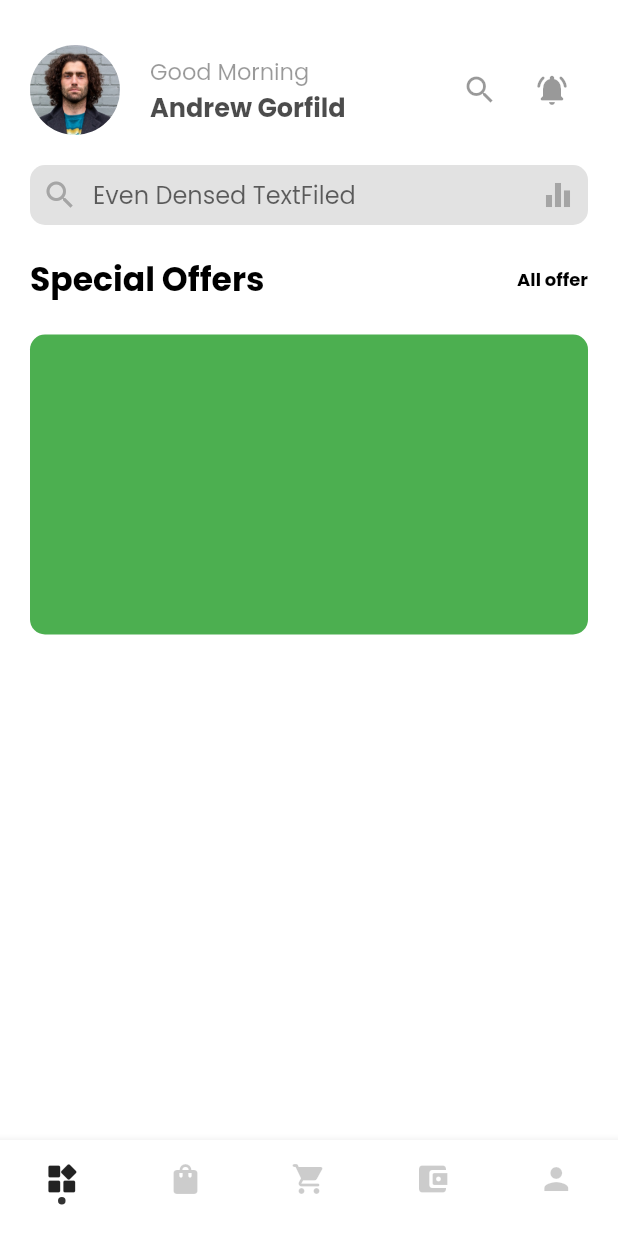
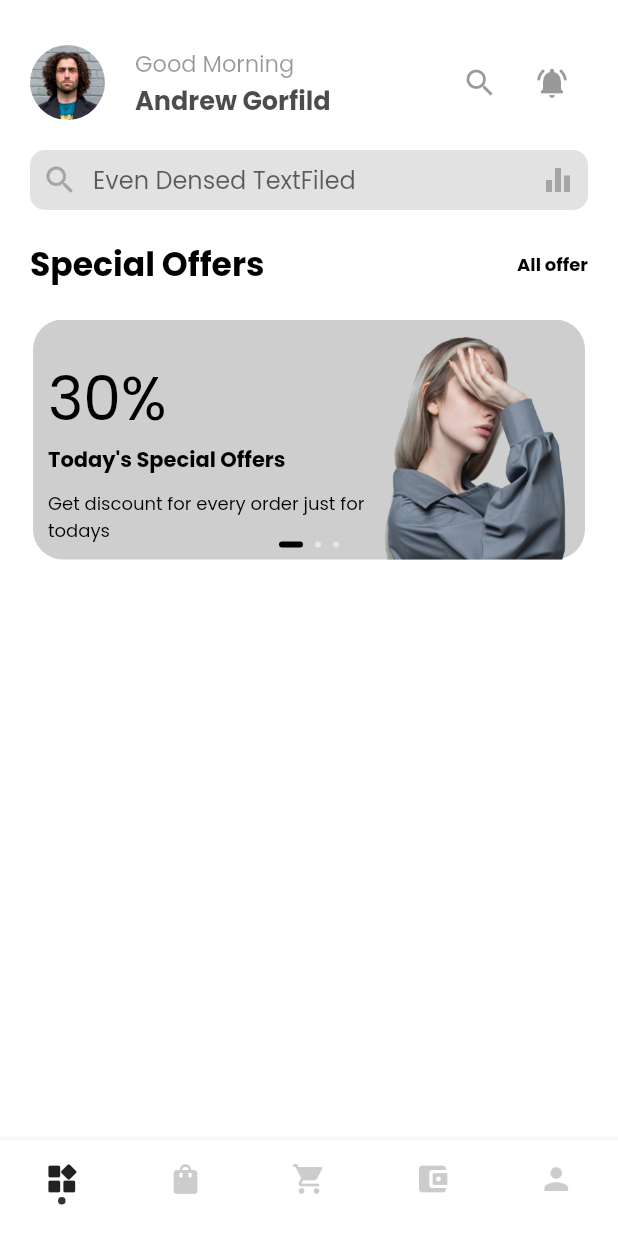
Before and after one commit to rizveejack/ecomapp, a Flutter app: the screen it shows after launch, on a phone screen of 412 x 824 dp. Run offline on Flutter 3.47's test engine with Material 2 defaults, Android fonts, the phone set to English and light mode, and no system bars.

Commit message:
fix slider

```diff
--- a/lib/screens/home_screen/customslider.dart
+++ b/lib/screens/home_screen/customslider.dart
@@ -1,30 +1,129 @@
+import 'package:ecomapp/widgets/custom_text.dart';
 import 'package:flutter/material.dart';
 
-class CustomSlider extends StatelessWidget {
+class CustomSlider extends StatefulWidget {
   const CustomSlider({
     Key? key,
   }) : super(key: key);
 
   @override
+  State<CustomSlider> createState() => _CustomSliderState();
+}
+
+class _CustomSliderState extends State<CustomSlider> {
+  final List _slider = <String>[
+    "assets/images/slide1.jpg",
+    "assets/images/slide2.jpg",
+    "assets/images/slide3.jpg",
+  ];
+  late int _slideIndex = 0;
+  void onSlideChange(int index) {
+    setState(() {
+      _slideIndex = index;
+    });
+  }
+
+  @override
   Widget build(BuildContext context) {
-    return Container(
+    return SizedBox(
       width: double.maxFinite,
-      height: 200,
-      decoration: BoxDecoration(
-        color: Colors.green,
-        borderRadius: BorderRadius.circular(10),
+      height: 160,
+      child: Stack(
+        children: [
+          Align(
+              alignment: Alignment.topLeft,
+              child: PageView.builder(
+                  scrollDirection: Axis.horizontal,
+                  itemCount: _slider.length,
+                  onPageChanged: onSlideChange,
+                  itemBuilder: (_, index) {
+                    return Container(
+                      margin: const EdgeInsets.symmetric(horizontal: 2),
+                      decoration: BoxDecoration(
+                        borderRadius: BorderRadius.circular(20),
+                        color: Colors.grey.withOpacity(0.5),
+                      ),
+                      child: Row(
+                        mainAxisAlignment: MainAxisAlignment.spaceBetween,
+                        children: [
+                          Expanded(
+                            child: Container(
+                              margin: EdgeInsets.only(left: 10),
+                              child: Column(
+                                crossAxisAlignment: CrossAxisAlignment.start,
+                                mainAxisAlignment: MainAxisAlignment.end,
+                                children: const [
+                                  CustomText(
+                                    text: "30%",
+                                    size: 40,
+                                    textColor: Colors.black,
+                                  ),
+                                  CustomText(
+                                    text: "Today's Special Offers",
+                                    size: 14,
+                                    textColor: Colors.black,
+                                    isHeading: true,
+                                  ),
+                                  SizedBox(
+                                    height: 10,
+                                  ),
+                                  CustomText(
+                                    text:
+                                        "Get discount for every order just for todays",
+                                    size: 12,
+                                    textColor: Colors.black,
+                                  ),
+                                  SizedBox(
+                                    height: 10,
+                                  ),
+                                ],
+                              ),
+                            ),
+                          ),
+                          Container(
+                            width: 140,
+                            decoration: const BoxDecoration(
+                              borderRadius: BorderRadius.only(
+                                topRight: Radius.circular(10),
+                                bottomRight: Radius.circular(10),
+                              ),
+                              image: DecorationImage(
+                                image: AssetImage(
+                                  "assets/images/banner.png",
+                                ),
+                                fit: BoxFit.fill,
+                              ),
+                            ),
+                          ),
+                        ],
+                      ),
+                    );
+                  })),
+          Align(
+            alignment: Alignment.bottomCenter,
+            child: SizedBox(
+              width: 200,
+              height: 20,
+              child: Row(
+                mainAxisAlignment: MainAxisAlignment.center,
+                children: List.generate(_slider.length, (dotindex) {
+                  return Container(
+                    width: _slideIndex == dotindex ? 16 : 4,
+                    height: 4,
+                    margin: const EdgeInsets.only(left: 4, right: 4),
+                    decoration: BoxDecoration(
+                      color: _slideIndex == dotindex
+                          ? Colors.black
+                          : Colors.white.withOpacity(0.5),
+                      borderRadius: BorderRadius.circular(4),
+                    ),
+                  );
+                }),
+              ),
+            ),
+          ),
+        ],
       ),
-      child: ListView.builder(
-          scrollDirection: Axis.horizontal,
-          itemCount: 6,
-          itemBuilder: (_, index) {
-            return Expanded(
-              child: Container(
-                margin: EdgeInsets.symmetric(horizontal: 10),
-                color: Colors.red,
-              ),
-            );
-          }),
     );
   }
 }
--- a/lib/screens/home_screen/header_profile.dart
+++ b/lib/screens/home_screen/header_profile.dart
@@ -15,8 +15,8 @@ class HeaderProfile extends StatelessWidget {
         Row(
           children: [
             Container(
-              width: 60,
-              height: 60,
+              width: 50,
+              height: 50,
               decoration: BoxDecoration(
                 borderRadius: BorderRadius.circular(100),
                 image: const DecorationImage(
--- a/lib/screens/welcome_screen/carosel_dot.dart
+++ b/lib/screens/welcome_screen/carosel_dot.dart
@@ -9,7 +9,9 @@ class CaroselDot extends StatelessWidget {
 
   @override
   Widget build(BuildContext context) {
-    return Row(
+    return SizedBox(
+      height: 40,
+      child: Row(
         mainAxisAlignment: MainAxisAlignment.center,
         children: List.generate(slider.length, (dotindex) {
           return Container(
@@ -24,6 +26,7 @@ class CaroselDot extends StatelessWidget {
             ),
           );
         }),
+      ),
     );
   }
 }
--- a/lib/screens/welcome_screen/single_slide.dart
+++ b/lib/screens/welcome_screen/single_slide.dart
@@ -1,7 +1,6 @@
 import 'package:flutter/material.dart';
 
 import '../../widgets/custom_text.dart';
-import 'carosel_dot.dart';
 
 class SingleSlide extends StatelessWidget {
   const SingleSlide({
@@ -66,7 +65,6 @@ class SingleSlide extends StatelessWidget {
             const SizedBox(
               height: 30,
             ),
-            CaroselDot(slider: slider, slideIndex: slideIndex),
           ],
         ),
       ),
--- a/lib/screens/welcome_screen/welcome_screen.dart
+++ b/lib/screens/welcome_screen/welcome_screen.dart
@@ -1,24 +1,48 @@
 import 'package:flutter/material.dart';
 
+import 'carosel_dot.dart';
 import 'single_slide.dart';
 
-class WelcomeScreen extends StatelessWidget {
-  WelcomeScreen({Key? key}) : super(key: key);
+class WelcomeScreen extends StatefulWidget {
+  const WelcomeScreen({Key? key}) : super(key: key);
 
+  @override
+  State<WelcomeScreen> createState() => _WelcomeScreenState();
+}
+
+class _WelcomeScreenState extends State<WelcomeScreen> {
   final List slider = <String>[
     "assets/images/slide1.jpg",
     "assets/images/slide2.jpg",
     "assets/images/slide3.jpg",
   ];
 
+  late int _pageIndex = 0;
+  void onScreenChanged(int index) {
+    setState(() {
+      _pageIndex = index;
+    });
+  }
+
   @override
   Widget build(BuildContext context) {
     return Scaffold(
-      body: PageView.builder(
-          itemCount: slider.length,
-          itemBuilder: (_, index) {
-            return SingleSlide(slider: slider, slideIndex: index);
-          }),
+      body: Stack(
+        children: [
+          Align(
+            child: PageView.builder(
+                onPageChanged: onScreenChanged,
+                itemCount: slider.length,
+                itemBuilder: (_, index) {
+                  return SingleSlide(slider: slider, slideIndex: index);
+                }),
+          ),
+          Align(
+            alignment: Alignment.bottomCenter,
+            child: CaroselDot(slider: slider, slideIndex: _pageIndex),
+          ),
+        ],
+      ),
     );
   }
 }
```
Also changed, not shown: assets/images/banner.jpg (added), assets/images/banner.png (added). Lines whose indentation alone changed are shown as unchanged.
